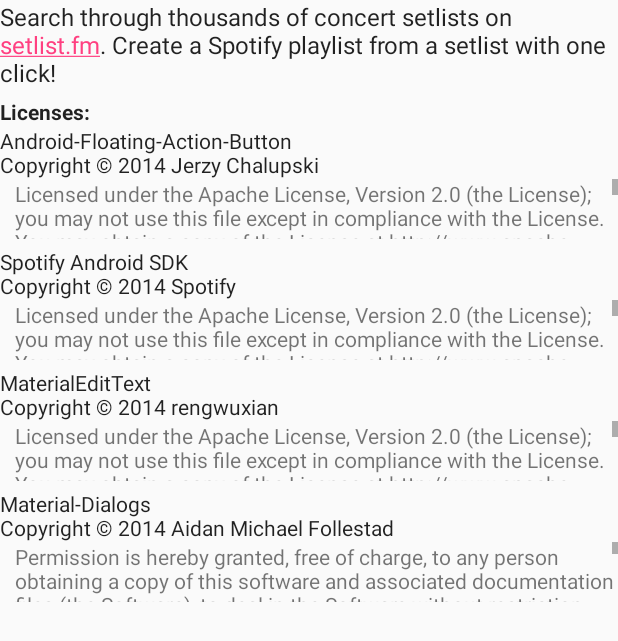
After one commit to kellymckinnon/Setlister-Android, an Android app: the layout about_dialog.xml on its own in the app's theme, with its tools: preview values and no code run, on a phone screen of 412 x 824 dp. The commit adds this screen. Shown: the top 641 px of the screen. Run offline under Robolectric (Android 15) with nearby library versions, the phone set to English and light mode, and no system bars.

Commit message:
Add about dialog with licenses

```diff
--- a/app/build.gradle
+++ b/app/build.gradle
@@ -34,4 +34,5 @@
     compile 'com.getbase:floatingactionbutton:1.4.0'
     compile 'com.spotify.sdk:spotifysdk:1.0.0-beta6@aar'
     compile 'com.rengwuxian.materialedittext:library:1.7.1'
+    compile 'com.afollestad:material-dialogs:0.5.9'
 }
--- a/app/src/main/java/me/kellymckinnon/setlister/SearchActivity.java
+++ b/app/src/main/java/me/kellymckinnon/setlister/SearchActivity.java
@@ -1,4 +1,6 @@
 package me.kellymckinnon.setlister;
+
+import com.afollestad.materialdialogs.MaterialDialog;
 
 import android.content.Intent;
 import android.net.Uri;
@@ -24,6 +26,11 @@
     public boolean onOptionsItemSelected(MenuItem item) {
         int id = item.getItemId();
         if (id == R.id.action_about) {
+            new MaterialDialog.Builder(this)
+                    .title("About Setlister")
+                    .customView(R.layout.about_dialog, true)
+                    .positiveText("OK")
+                    .show();
             return true;
         } else if (id == R.id.action_feedback) {
             Intent emailIntent = new Intent(Intent.ACTION_SENDTO, Uri.fromParts(
--- a/app/src/main/java/me/kellymckinnon/setlister/Utility.java
+++ b/app/src/main/java/me/kellymckinnon/setlister/Utility.java
@@ -1,4 +1,6 @@
 package me.kellymckinnon.setlister;
+
+import android.content.Context;
 
 import java.text.ParseException;
 import java.text.SimpleDateFormat;
--- /dev/null
+++ b/app/src/main/res/layout/about_dialog.xml
@@ -0,0 +1,102 @@
+<?xml version="1.0" encoding="utf-8"?>
+<LinearLayout xmlns:android="http://schemas.android.com/apk/res/android"
+    android:orientation="vertical" android:layout_width="match_parent"
+    android:layout_height="match_parent">
+
+    <TextView
+        android:layout_width="match_parent"
+        android:layout_height="wrap_content"
+        android:textSize="16dp"
+        android:text="@string/about_info"
+        android:autoLink="web"
+        android:textColor="@color/primary_text_default_material_light"/>
+
+    <TextView
+        android:layout_width="match_parent"
+        android:layout_height="wrap_content"
+        android:layout_marginTop="5dp"
+        android:textStyle="bold"
+        android:text="Licenses:"
+        android:textColor="@color/primary_text_default_material_light"/>
+
+    <TextView
+        android:layout_width="match_parent"
+        android:layout_height="wrap_content"
+        android:text="@string/library_floating_action_button_title"
+        android:textColor="@color/primary_text_default_material_light"/>
+
+    <ScrollView
+        android:layout_width="match_parent"
+        android:layout_height="40dp">
+
+        <TextView
+            android:layout_width="match_parent"
+            android:layout_height="wrap_content"
+            android:scrollbars="vertical"
+            android:layout_marginLeft="10dp"
+            android:text="@string/apache_license"/>
+
+    </ScrollView>
+
+    <TextView
+        android:layout_width="match_parent"
+        android:layout_height="wrap_content"
+        android:layout_marginTop="5dp"
+        android:text="@string/library_spotify_title"
+        android:textColor="@color/primary_text_default_material_light"/>
+
+    <ScrollView
+        android:layout_width="match_parent"
+        android:layout_height="40dp">
+
+        <TextView
+            android:layout_width="match_parent"
+            android:layout_height="wrap_content"
+            android:scrollbars="vertical"
+            android:layout_marginLeft="10dp"
+            android:text="@string/apache_license"/>
+
+    </ScrollView>
+
+
+    <TextView
+        android:layout_width="match_parent"
+        android:layout_height="wrap_content"
+        android:layout_marginTop="5dp"
+        android:text="@string/library_materialedittext_title"
+        android:textColor="@color/primary_text_default_material_light"/>
+
+    <ScrollView
+        android:layout_width="match_parent"
+        android:layout_height="40dp">
+
+        <TextView
+            android:layout_width="match_parent"
+            android:layout_height="wrap_content"
+            android:scrollbars="vertical"
+            android:layout_marginLeft="10dp"
+            android:text="@string/apache_license"/>
+
+    </ScrollView>
+
+    <TextView
+        android:layout_width="match_parent"
+        android:layout_height="wrap_content"
+        android:layout_marginTop="5dp"
+        android:text="@string/library_materialdialogs_title"
+        android:textColor="@color/primary_text_default_material_light"/>
+
+    <ScrollView
+        android:layout_width="match_parent"
+        android:layout_height="40dp">
+
+        <TextView
+            android:layout_width="match_parent"
+            android:layout_height="wrap_content"
+            android:scrollbars="vertical"
+            android:layout_marginLeft="10dp"
+            android:text="@string/mit_license"/>
+
+    </ScrollView>
+
+</LinearLayout>
--- a/app/src/main/res/values/strings.xml
+++ b/app/src/main/res/values/strings.xml
@@ -15,5 +15,39 @@
     <string name="best_matches_header">BEST MATCHES</string>
     <string name="about">About</string>
     <string name="send_feedback">Send Feedback</string>
+    <string name="about_info">Search through thousands of concert setlists on setlist.fm. Create a Spotify playlist from a setlist with one click!</string>
+    <string name="library_floating_action_button_title">Android-Floating-Action-Button\nCopyright © 2014 Jerzy Chalupski</string>
+    <string name="library_spotify_title">Spotify Android SDK\nCopyright © 2014 Spotify</string>
+    <string name="library_materialedittext_title">MaterialEditText\nCopyright © 2014 rengwuxian</string>
+    <string name="library_materialdialogs_title">Material-Dialogs\nCopyright © 2014 Aidan Michael Follestad</string>
+    <string name="apache_license">
+        Licensed under the Apache License, Version 2.0 (the "License");
+        you may not use this file except in compliance with the License.
+        You may obtain a copy of the License at
+
+             http://www.apache.org/licenses/LICENSE-2.0
+
+        Unless required by applicable law or agreed to in writing, software
+        distributed under the License is distributed on an "AS IS" BASIS,
+        WITHOUT WARRANTIES OR CONDITIONS OF ANY KIND, either express or implied.
+        See the License for the specific language governing permissions and
+        limitations under the License.</string>
+    <string name="mit_license">Permission is hereby granted, free of charge, to any person obtaining a copy
+        of this software and associated documentation files (the "Software"), to deal
+        in the Software without restriction, including without limitation the rights
+        to use, copy, modify, merge, publish, distribute, sublicense, and/or sell
+        copies of the Software, and to permit persons to whom the Software is
+        furnished to do so, subject to the following conditions:
+
+        The above copyright notice and this permission notice shall be included in all
+        copies or substantial portions of the Software.
+
+        THE SOFTWARE IS PROVIDED "AS IS", WITHOUT WARRANTY OF ANY KIND, EXPRESS OR
+        IMPLIED, INCLUDING BUT NOT LIMITED TO THE WARRANTIES OF MERCHANTABILITY,
+        FITNESS FOR A PARTICULAR PURPOSE AND NONINFRINGEMENT. IN NO EVENT SHALL THE
+        AUTHORS OR COPYRIGHT HOLDERS BE LIABLE FOR ANY CLAIM, DAMAGES OR OTHER
+        LIABILITY, WHETHER IN AN ACTION OF CONTRACT, TORT OR OTHERWISE, ARISING FROM,
+        OUT OF OR IN CONNECTION WITH THE SOFTWARE OR THE USE OR OTHER DEALINGS IN THE
+        SOFTWARE.</string>
 
 </resources>
```
Also changed, not shown: 1 other file.
